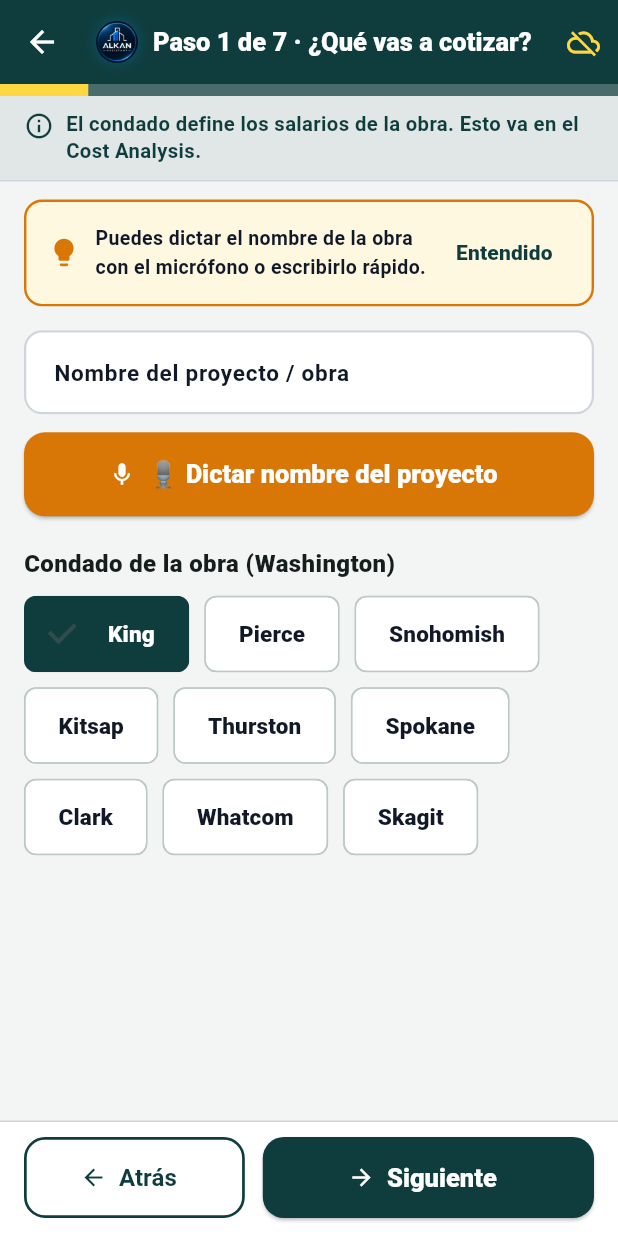
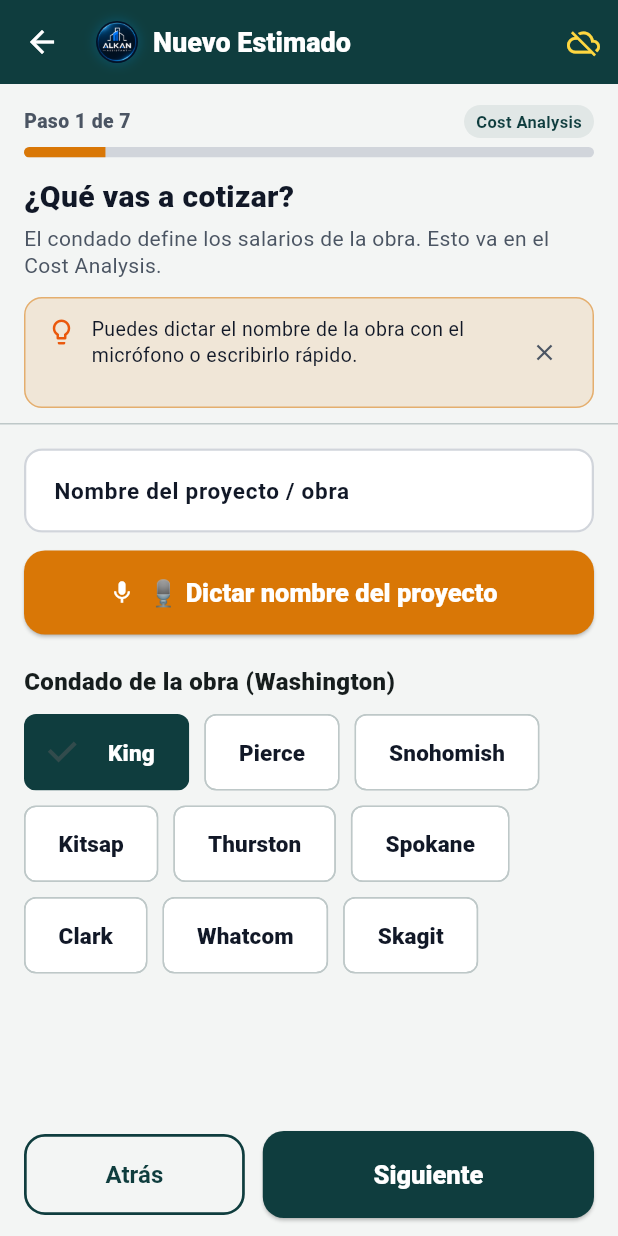
Before and after one commit to xxsloudarkxx-tech/alkan-bid-engine, a Flutter app: the screen it shows after launch, after a tap on "ENTRAR A BID ENGINE", after a tap on "Trabajar sin señal (Modo Obra Offline)", after a tap on "+ NUEVO ESTIMADO", on a phone screen of 412 x 824 dp. Run offline on Flutter 3.47's test engine with Material 3 defaults, Android fonts, the phone set to English and light mode, and no system bars; our stand-ins replace file_picker, image_picker, open_filex, share_plus, shared_preferences, speech_to_text; network calls fail.

Commit message:
chore: enforce AGENTS.md engine parity lock and adopt alkan_flow widgets

```diff
--- a/mobile_app/lib/screens/estimate_flow_screen.dart
+++ b/mobile_app/lib/screens/estimate_flow_screen.dart
@@ -9,6 +9,7 @@ import '../services/bidkit_api_client.dart';
 import '../services/offline_store.dart';
 import '../services/voice_dictation_service.dart';
 import '../theme/alkan_theme.dart';
+import '../widgets/alkan_flow.dart';
 import '../widgets/alkan_loading_logo.dart';
 import '../widgets/step_coach_shell.dart';
 import 'paquete_aprobacion_screen.dart';
@@ -64,13 +65,23 @@ class _EstimateFlowScreenState extends State<EstimateFlowScreen> {
   ];
 
   static const _stepWhyLabels = [
-    'El condado define los salarios de la obra. Esto va en el Cost Analysis.',
-    'Al elegir el cliente, el documento ya sale con su nombre, su logo y sus exclusiones.',
-    'Con la especialidad, el motor elige rendimientos y proveedores correctos.',
-    'Habla como le dirías a tu ayudante. De aquí sale el alcance de los 3 documentos.',
-    'Revisa los números. Puedes corregir cualquiera con un toque. Siguen siendo presupuestarios hasta cotizar.',
-    'Dejamos tus defaults. Toca solo si quieres cambiar el margen.',
-    'Esto arma tus 3 documentos. Dura unos segundos.',
+    AlkanFlowCopy.proyectoWhy,
+    AlkanFlowCopy.clienteWhy,
+    AlkanFlowCopy.especialidadWhy,
+    AlkanFlowCopy.alcanceWhy,
+    AlkanFlowCopy.cantidadesWhy,
+    AlkanFlowCopy.ajustesWhy,
+    AlkanFlowCopy.generarWhy,
+  ];
+
+  static const _stepFeeds = [
+    AlkanFlowCopy.feedsCostAnalysis,
+    AlkanFlowCopy.feedsLos3,
+    AlkanFlowCopy.feedsCostAnalysis,
+    AlkanFlowCopy.feedsLos3,
+    AlkanFlowCopy.feedsCostAnalysis,
+    AlkanFlowCopy.feedsLos3,
+    AlkanFlowCopy.feedsLos3,
   ];
 
   static const _coachTips = [
@@ -585,9 +596,10 @@ class _EstimateFlowScreenState extends State<EstimateFlowScreen> {
     final idx = _step - 1;
     return StepCoachShell(
       stepNumber: _step,
-      totalSteps: 7,
+      totalSteps: AlkanFlowCopy.totalSteps,
       title: _stepTitles[idx],
       whyLabel: _stepWhyLabels[idx],
+      feedsDocument: _stepFeeds[idx],
       firstTimeCoachTip: _coachTips[idx],
       showCoachTip: _coachVisible[_step] ?? false,
       onDismissCoachTip: () => _dismissCoach(_step),
--- a/mobile_app/lib/screens/paquete_aprobacion_screen.dart
+++ b/mobile_app/lib/screens/paquete_aprobacion_screen.dart
@@ -394,7 +394,7 @@ class _PaqueteAprobacionScreenState extends State<PaqueteAprobacionScreen> {
                       Padding(
                         padding: const EdgeInsets.only(bottom: 5),
                         child: Text(
-                          'Margen: ${fin['margin_pct'] ?? '--'}%',
+                          'Margen bruto: \$${fin['gross_margin'] ?? '--'}',
                           style: const TextStyle(fontSize: 15, fontWeight: FontWeight.w800, color: AlkanColors.approved),
                         ),
                       ),
--- /dev/null
+++ b/mobile_app/lib/widgets/alkan_flow.dart
@@ -0,0 +1,281 @@
+// alkan_flow.dart — Widgets de flujo guiado para ALKAN Bid Engine.
+//
+// Piezas reutilizables para el flujo paso a paso del contratista, pensadas para
+// adoptarse de forma INCREMENTAL sin reescribir las pantallas existentes:
+//
+//   • AlkanStepHeader   -> barra de progreso "Paso X de N" + título + "qué va aquí y por qué".
+//   • AlkanStepNav      -> barra inferior fija con Atrás / Siguiente (o Generar), tamaño pulgar.
+//   • AlkanSectionCard  -> envuelve una sección con número, título y la etiqueta de contexto;
+//                          sirve YA en la pantalla actual de una sola página.
+//   • AlkanCoachTip     -> tip de primer uso, descartable (sin dependencias externas).
+//   • AlkanFlowCopy     -> textos "qué va aquí y por qué" de cada paso (del brief).
+//
+// Colócalo en: mobile_app/lib/widgets/alkan_flow.dart
+// Importa el tema:  import '../theme/alkan_theme.dart';
+
+import 'package:flutter/material.dart';
+import '../theme/alkan_theme.dart';
+
+/// Encabezado de paso: progreso + título + por qué. Úsalo arriba de cada paso/sección.
+class AlkanStepHeader extends StatelessWidget {
+  final int current; // 1-based
+  final int total;
+  final String title;
+  final String why; // "qué va aquí y por qué"
+  final String? feedsDocument; // opcional: a cuál de los 3 documentos alimenta
+
+  const AlkanStepHeader({
+    super.key,
+    required this.current,
+    required this.total,
+    required this.title,
+    required this.why,
+    this.feedsDocument,
+  });
+
+  @override
+  Widget build(BuildContext context) {
+    final progress = total <= 0 ? 0.0 : current / total;
+    return Column(
+      crossAxisAlignment: CrossAxisAlignment.start,
+      children: [
+        Row(
+          children: [
+            Text('Paso $current de $total',
+                style: const TextStyle(
+                    fontSize: 13, fontWeight: FontWeight.w800, color: AlkanColors.muted)),
+            const Spacer(),
+            if (feedsDocument != null)
+              Container(
+                padding: const EdgeInsets.symmetric(horizontal: 8, vertical: 3),
+                decoration: BoxDecoration(
+                  color: AlkanColors.primary.withOpacity(0.08),
+                  borderRadius: BorderRadius.circular(20),
+                ),
+                child: Text(feedsDocument!,
+                    style: const TextStyle(
+                        fontSize: 11, fontWeight: FontWeight.w700, color: AlkanColors.primary)),
+              ),
+          ],
+        ),
+        const SizedBox(height: 6),
+        ClipRRect(
+          borderRadius: BorderRadius.circular(6),
+          child: LinearProgressIndicator(
+            value: progress,
+            minHeight: 7,
+            backgroundColor: AlkanColors.border,
+            valueColor: const AlwaysStoppedAnimation<Color>(AlkanColors.accent),
+          ),
+        ),
+        const SizedBox(height: 12),
+        Text(title, style: const TextStyle(fontSize: 20, fontWeight: FontWeight.w900, color: AlkanColors.ink)),
+        const SizedBox(height: 4),
+        Text(why, style: const TextStyle(fontSize: 14, height: 1.3, color: AlkanColors.muted)),
+      ],
+    );
+  }
+}
+
+/// Barra inferior fija con navegación. Botones grandes (zona del pulgar).
+class AlkanStepNav extends StatelessWidget {
+  final VoidCallback? onBack;
+  final VoidCallback? onNext; // null => deshabilitado
+  final String nextLabel;
+  final bool loading;
+
+  const AlkanStepNav({
+    super.key,
+    this.onBack,
+    required this.onNext,
+    this.nextLabel = 'Siguiente',
+    this.loading = false,
+  });
+
+  @override
+  Widget build(BuildContext context) {
+    return SafeArea(
+      top: false,
+      child: Padding(
+        padding: const EdgeInsets.fromLTRB(16, 8, 16, 12),
+        child: Row(
+          children: [
+            if (onBack != null) ...[
+              Expanded(
+                flex: 2,
+                child: OutlinedButton(
+                  onPressed: loading ? null : onBack,
+                  child: const Text('Atrás'),
+                ),
+              ),
+              const SizedBox(width: 12),
+            ],
+            Expanded(
+              flex: 3,
+              child: ElevatedButton(
+                onPressed: (loading || onNext == null) ? null : onNext,
+                child: loading
+                    ? const SizedBox(
+                        height: 22, width: 22,
+                        child: CircularProgressIndicator(strokeWidth: 2.5, color: Colors.white))
+                    : Text(nextLabel),
+              ),
+            ),
+          ],
+        ),
+      ),
+    );
+  }
+}
+
+/// Envuelve una sección con número, título y la etiqueta "qué va aquí y por qué".
+/// Sirve YA en la pantalla actual de una sola página, sin convertir a stepper.
+class AlkanSectionCard extends StatelessWidget {
+  final int number;
+  final String title;
+  final String why;
+  final Widget child;
+
+  const AlkanSectionCard({
+    super.key,
+    required this.number,
+    required this.title,
+    required this.why,
+    required this.child,
+  });
+
+  @override
+  Widget build(BuildContext context) {
+    return Card(
+      margin: const EdgeInsets.symmetric(vertical: 7),
+      shape: RoundedRectangleBorder(borderRadius: BorderRadius.circular(16)),
+      child: Padding(
+        padding: const EdgeInsets.all(16),
+        child: Column(
+          crossAxisAlignment: CrossAxisAlignment.start,
+          children: [
+            Row(
+              crossAxisAlignment: CrossAxisAlignment.start,
+              children: [
+                CircleAvatar(
+                  radius: 14,
+                  backgroundColor: AlkanColors.primary,
+                  child: Text('$number',
+                      style: const TextStyle(color: Colors.white, fontWeight: FontWeight.w900, fontSize: 14)),
+                ),
+                const SizedBox(width: 10),
+                Expanded(
+                  child: Text(title,
+                      style: const TextStyle(fontSize: 16, fontWeight: FontWeight.w900, color: AlkanColors.ink)),
+                ),
+              ],
+            ),
+            const SizedBox(height: 6),
+            Text(why, style: const TextStyle(fontSize: 13, height: 1.3, color: AlkanColors.muted)),
+            const SizedBox(height: 14),
+            child,
+          ],
+        ),
+      ),
+    );
+  }
+}
+
+/// Tip de primer uso, descartable. Sin dependencias: el "ya lo vi" lo maneja el padre
+/// (pásale un flag persistido con tu almacenamiento si quieres que no vuelva a salir).
+class AlkanCoachTip extends StatelessWidget {
+  final String text;
+  final VoidCallback onDismiss;
+
+  const AlkanCoachTip({super.key, required this.text, required this.onDismiss});
+
+  @override
+  Widget build(BuildContext context) {
+    return Container(
+      margin: const EdgeInsets.only(bottom: 10),
+      padding: const EdgeInsets.fromLTRB(14, 12, 8, 12),
+      decoration: BoxDecoration(
+        color: AlkanColors.accent.withOpacity(0.12),
+        borderRadius: BorderRadius.circular(12),
+        border: Border.all(color: AlkanColors.accent.withOpacity(0.5)),
+      ),
+      child: Row(
+        crossAxisAlignment: CrossAxisAlignment.start,
+        children: [
+          const Icon(Icons.lightbulb_outline, size: 20, color: AlkanColors.draft),
+          const SizedBox(width: 10),
+          Expanded(
+            child: Text(text,
+                style: const TextStyle(fontSize: 13, height: 1.3, color: AlkanColors.ink)),
+          ),
+          IconButton(
+            icon: const Icon(Icons.close, size: 18),
+            color: AlkanColors.muted,
+            onPressed: onDismiss,
+            tooltip: 'Entendido',
+          ),
+        ],
+      ),
+    );
+  }
+}
+
+/// Textos "qué va aquí y por qué" de cada paso (del brief). Úsalos tal cual.
+class AlkanFlowCopy {
+  static const int totalSteps = 7;
+
+  static const proyectoWhy =
+      'El condado define los salarios de la obra. Esto va en el Cost Analysis.';
+  static const clienteWhy =
+      'Al elegir el cliente, el documento sale con su nombre, su logo y sus exclusiones.';
+  static const especialidadWhy =
+      'Con la especialidad, el motor elige rendimientos y proveedores correctos.';
+  static const alcanceWhy =
+      'Habla como le dirías a tu ayudante. De aquí sale el alcance de los 3 documentos.';
+  static const cantidadesWhy =
+      'Revisa los números. Puedes corregir cualquiera con un toque. Siguen siendo presupuestarios hasta cotizar.';
+  static const ajustesWhy =
+      'Dejamos tus defaults. Toca solo si quieres cambiar el margen.';
+  static const generarWhy =
+      'Esto arma tus 3 documentos. Dura unos segundos.';
+
+  // Etiquetas de a cuál documento alimenta cada paso (para el chip del header).
+  static const feedsCostAnalysis = 'Cost Analysis';
+  static const feedsLos3 = 'Los 3 documentos';
+}
+
+/*
+EJEMPLO DE USO (adopción incremental, sin romper la pantalla actual):
+
+  AlkanSectionCard(
+    number: 1,
+    title: 'Contratista y Especialidad',
+    why: AlkanFlowCopy.clienteWhy,
+    child: Column(children: [ ...tus dropdowns actuales... ]),
+  ),
+
+EJEMPLO como stepper (una pantalla por paso):
+
+  Scaffold(
+    appBar: AppBar(title: const Text('Nuevo Estimado')),
+    body: Padding(
+      padding: const EdgeInsets.all(16),
+      child: Column(children: [
+        AlkanStepHeader(
+          current: 1, total: AlkanFlowCopy.totalSteps,
+          title: 'Proyecto',
+          why: AlkanFlowCopy.proyectoWhy,
+          feedsDocument: AlkanFlowCopy.feedsCostAnalysis,
+        ),
+        const SizedBox(height: 16),
+        Expanded(child: SingleChildScrollView(child: ...campos del paso...)),
+      ]),
+    ),
+    bottomNavigationBar: AlkanStepNav(
+      onBack: _step > 1 ? _prev : null,
+      onNext: _canAdvance ? _next : null,
+      nextLabel: _step == AlkanFlowCopy.totalSteps ? 'Generar estimado' : 'Siguiente',
+      loading: _busy,
+    ),
+  );
+*/
--- a/mobile_app/lib/widgets/step_coach_shell.dart
+++ b/mobile_app/lib/widgets/step_coach_shell.dart
@@ -1,15 +1,15 @@
 import 'package:flutter/material.dart';
 
-import '../theme/alkan_theme.dart';
+import 'alkan_flow.dart';
 import 'alkan_loading_logo.dart';
 
-/// Contenedor global para el flujo guiado P1–P7 con stepper, etiqueta "qué va aquí y por qué",
-/// pista descartable la primera vez y botones fijos abajo para el pulgar.
+/// Contenedor global para el flujo guiado P1–P7 usando los widgets de alkan_flow.dart.
 class StepCoachShell extends StatelessWidget {
   final int stepNumber; // 1..7
   final int totalSteps;
   final String title;
   final String whyLabel;
+  final String? feedsDocument;
   final String? firstTimeCoachTip;
   final bool showCoachTip;
   final VoidCallback? onDismissCoachTip;
@@ -24,9 +24,10 @@ class StepCoachShell extends StatelessWidget {
   const StepCoachShell({
     super.key,
     required this.stepNumber,
-    this.totalSteps = 7,
+    this.totalSteps = AlkanFlowCopy.totalSteps,
     required this.title,
     required this.whyLabel,
+    this.feedsDocument,
     this.firstTimeCoachTip,
     this.showCoachTip = false,
     this.onDismissCoachTip,
@@ -41,21 +42,14 @@ class StepCoachShell extends StatelessWidget {
 
   @override
   Widget build(BuildContext context) {
-    final progress = (stepNumber / totalSteps).clamp(0.0, 1.0);
     return Scaffold(
       appBar: AppBar(
         titleSpacing: 8,
-        title: Row(
+        title: const Row(
           children: [
-            const AlkanLogoBadge(size: 28, withBorder: false),
-            const SizedBox(width: 10),
-            Expanded(
-              child: Text(
-                'Paso $stepNumber de $totalSteps · $title',
-                overflow: TextOverflow.ellipsis,
-                style: const TextStyle(fontSize: 17, fontWeight: FontWeight.w800),
-              ),
-            ),
+            AlkanLogoBadge(size: 28, withBorder: false),
+            SizedBox(width: 10),
+            Text('Nuevo Estimado', style: TextStyle(fontSize: 18, fontWeight: FontWeight.w800)),
           ],
         ),
         actions: [
@@ -68,110 +62,36 @@ class StepCoachShell extends StatelessWidget {
             ),
           ),
         ],
-        bottom: PreferredSize(
-          preferredSize: const Size.fromHeight(8),
-          child: LinearProgressIndicator(
-            value: progress,
-            minHeight: 8,
-            backgroundColor: Colors.white24,
-            valueColor: const AlwaysStoppedAnimation<Color>(Colors.amberAccent),
-          ),
-        ),
       ),
       body: Column(
         children: [
-          // Etiqueta visible "qué va aquí y por qué"
-          Container(
-            width: double.infinity,
-            padding: const EdgeInsets.symmetric(horizontal: 16, vertical: 10),
-            decoration: BoxDecoration(
-              color: AlkanColors.primary.withOpacity(0.08),
-              border: const Border(bottom: BorderSide(color: AlkanColors.border)),
-            ),
-            child: Row(
-              crossAxisAlignment: CrossAxisAlignment.start,
-              children: [
-                const Icon(Icons.info_outline, size: 20, color: AlkanColors.primary),
-                const SizedBox(width: 8),
-                Expanded(
-                  child: Text(
-                    whyLabel,
-                    style: const TextStyle(
-                      fontSize: 13.5,
-                      fontWeight: FontWeight.w700,
-                      color: AlkanColors.primary,
-                      height: 1.3,
-                    ),
-                  ),
-                ),
-              ],
+          Padding(
+            padding: const EdgeInsets.fromLTRB(16, 14, 16, 8),
+            child: AlkanStepHeader(
+              current: stepNumber,
+              total: totalSteps,
+              title: title,
+              why: whyLabel,
+              feedsDocument: feedsDocument,
             ),
           ),
-          // Pista contextual solo en el primer uso (descartable con un toque)
-          if (showCoachTip && firstTimeCoachTip != null && firstTimeCoachTip!.isNotEmpty)
-            Container(
-              width: double.infinity,
-              margin: const EdgeInsets.fromLTRB(16, 12, 16, 0),
-              padding: const EdgeInsets.symmetric(horizontal: 14, vertical: 10),
-              decoration: BoxDecoration(
-                color: Colors.amber.shade50,
-                borderRadius: BorderRadius.circular(12),
-                border: Border.all(color: AlkanColors.accent, width: 1.6),
-              ),
-              child: Row(
-                children: [
-                  const Icon(Icons.lightbulb, color: AlkanColors.accent, size: 22),
-                  const SizedBox(width: 10),
-                  Expanded(
-                    child: Text(
-                      firstTimeCoachTip!,
-                      style: const TextStyle(fontSize: 13, fontWeight: FontWeight.w700, color: AlkanColors.ink),
-                    ),
-                  ),
-                  TextButton(
-                    onPressed: onDismissCoachTip,
-                    child: const Text('Entendido', style: TextStyle(fontWeight: FontWeight.w900)),
-                  ),
-                ],
+          if (showCoachTip && firstTimeCoachTip != null && firstTimeCoachTip!.isNotEmpty && onDismissCoachTip != null)
+            Padding(
+              padding: const EdgeInsets.fromLTRB(16, 4, 16, 0),
+              child: AlkanCoachTip(
+                text: firstTimeCoachTip!,
+                onDismiss: onDismissCoachTip!,
               ),
             ),
+          const Divider(height: 1),
           Expanded(child: child),
         ],
       ),
       bottomNavigationBar: showBottomBar
-          ? SafeArea(
-              child: Container(
-                padding: const EdgeInsets.fromLTRB(16, 10, 16, 12),
-                decoration: const BoxDecoration(
-                  color: Colors.white,
-                  border: Border(top: BorderSide(color: AlkanColors.border)),
-                ),
-                child: Row(
-                  children: [
-                    if (onBack != null)
-                      Expanded(
-                        flex: 4,
-                        child: OutlinedButton.icon(
-                          onPressed: onBack,
-                          style: OutlinedButton.styleFrom(minimumSize: const Size(0, 54)),
-                          icon: const Icon(Icons.arrow_back),
-                          label: const Text('Atrás'),
-                        ),
-                      ),
-                    if (onBack != null && onNext != null) const SizedBox(width: 12),
-                    if (onNext != null)
-                      Expanded(
-                        flex: 6,
-                        child: ElevatedButton.icon(
-                          onPressed: nextEnabled ? onNext : null,
-                          style: ElevatedButton.styleFrom(minimumSize: const Size(0, 54)),
-                          icon: const Icon(Icons.arrow_forward),
-                          label: Text(nextLabel),
-                        ),
-                      ),
-                  ],
-                ),
-              ),
+          ? AlkanStepNav(
+              onBack: onBack,
+              onNext: nextEnabled ? onNext : null,
+              nextLabel: nextLabel,
             )
           : null,
     );
```
Also changed, not shown: mobile_app/lib/screens/nuevo_estimado_screen.dart (+15 -29 lines), 3 other files.
